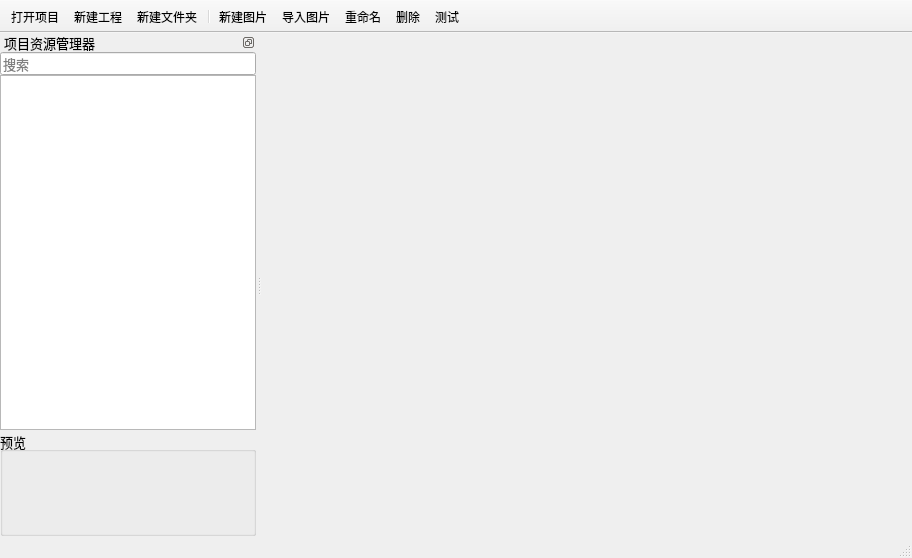
Old version of the form BmpManager/mainwindow.ui in the repository luckyPtr/BitmapStudio.
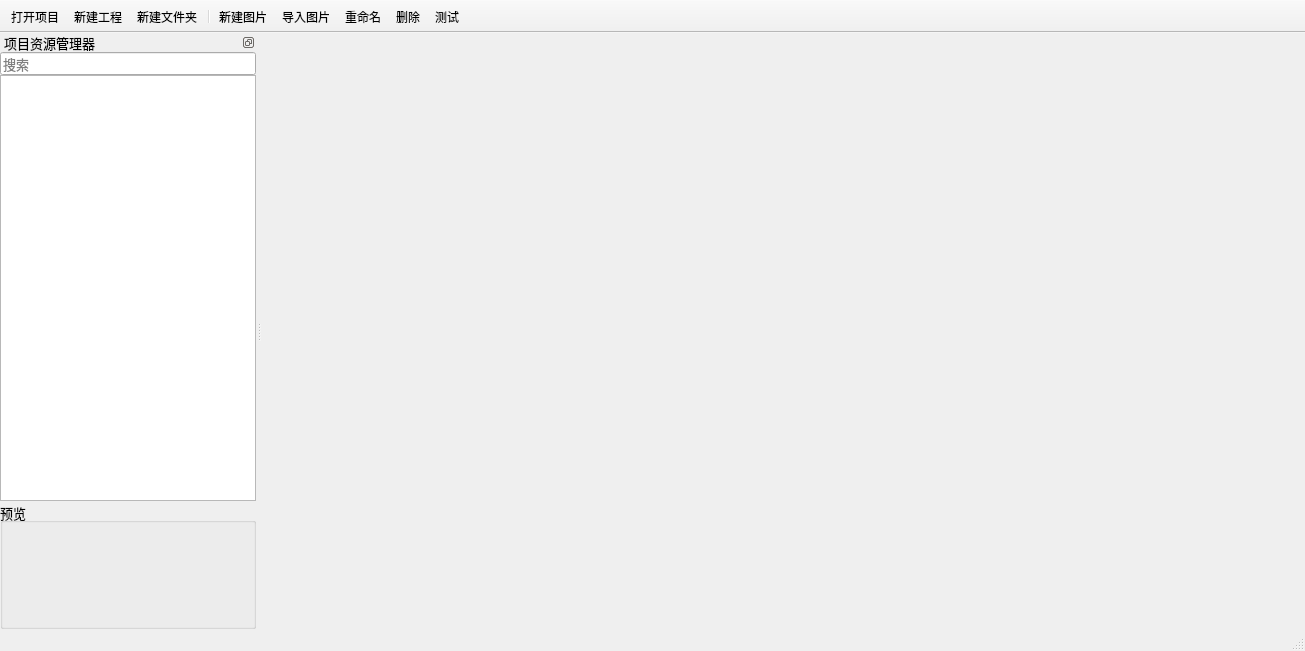
New version of the form. Icons and pictures are not drawn. Custom widgets are drawn as their Qt base class.

```diff
--- a/BmpManager/mainwindow.ui
+++ b/BmpManager/mainwindow.ui
@@ -6,8 +6,8 @@
    <rect>
     <x>0</x>
     <y>0</y>
-    <width>912</width>
-    <height>558</height>
+    <width>1305</width>
+    <height>651</height>
    </rect>
   </property>
   <property name="acceptDrops">
```
Left out of the diff: 2 changed lines with no effect on the pictures.
